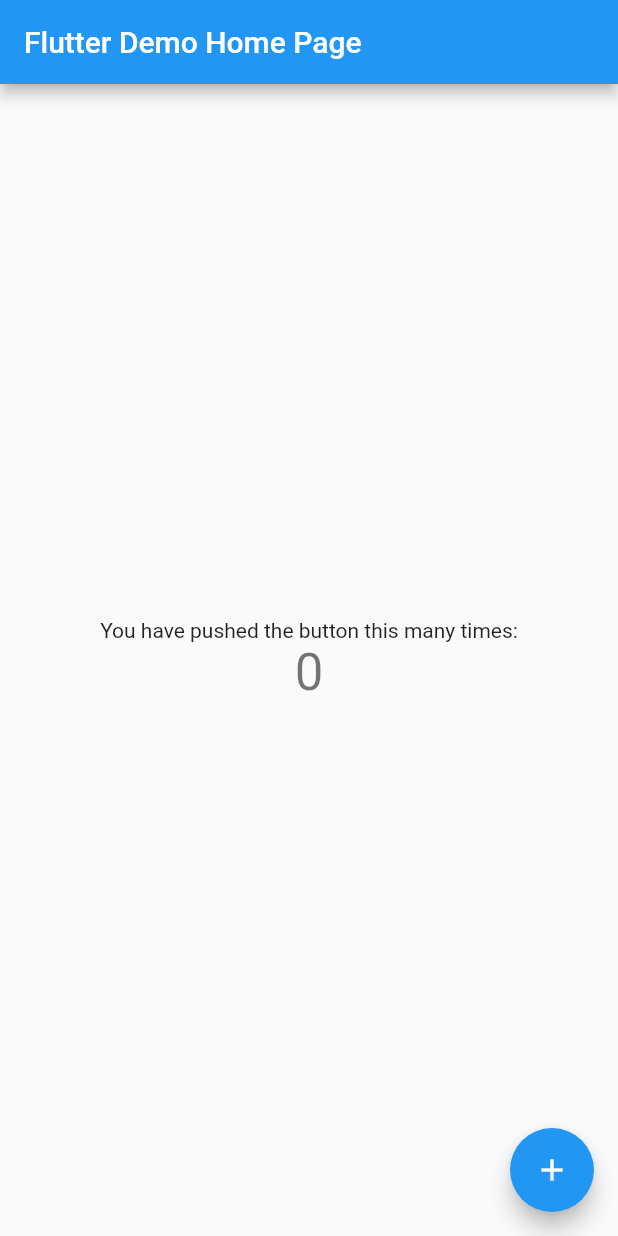
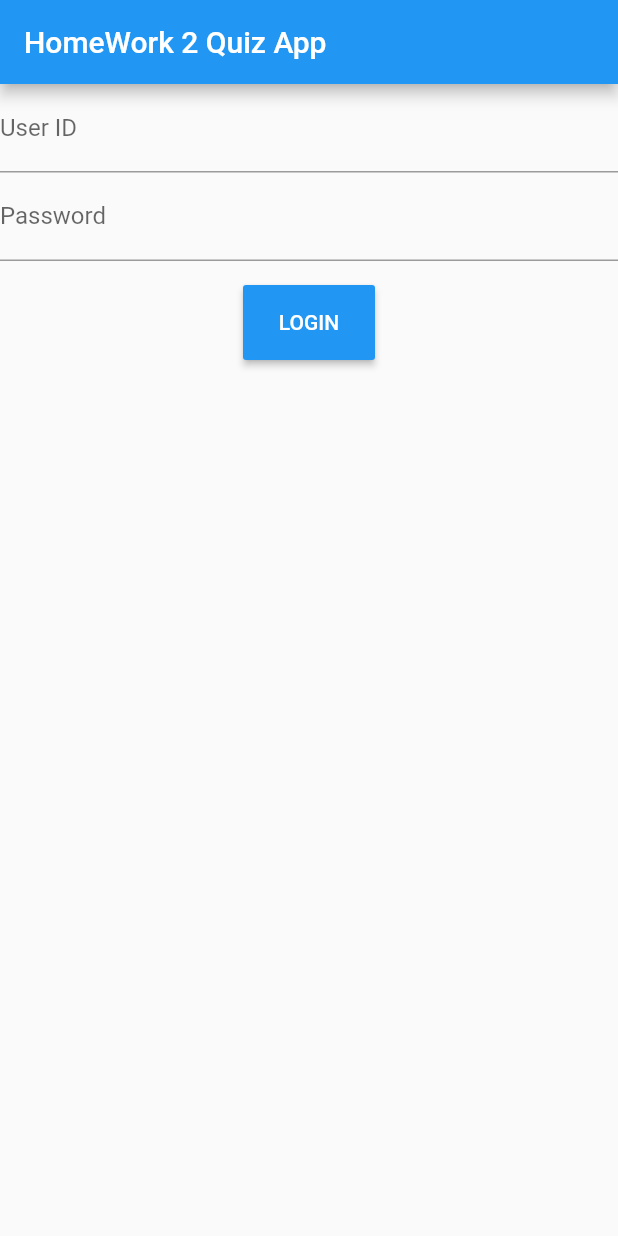
Before and after one commit to enevarez1/flutter_quiz, a Flutter app: the screen it shows after launch, on a phone screen of 412 x 824 dp. Run offline on Flutter 3.47's test engine with Material 2 defaults, Android fonts, the phone set to English and light mode, and no system bars.

Commit message:
User Login UI

```diff
--- a/lib/main.dart
+++ b/lib/main.dart
@@ -1,111 +1,106 @@
 import 'package:flutter/material.dart';
+import 'dart:convert';
 
 void main() => runApp(MyApp());
 
 class MyApp extends StatelessWidget {
-  // This widget is the root of your application.
   @override
   Widget build(BuildContext context) {
+    final appTitle = 'HomeWork 2 Quiz App';
+
     return MaterialApp(
-      title: 'Flutter Demo',
-      theme: ThemeData(
-        // This is the theme of your application.
-        //
-        // Try running your application with "flutter run". You'll see the
-        // application has a blue toolbar. Then, without quitting the app, try
-        // changing the primarySwatch below to Colors.green and then invoke
-        // "hot reload" (press "r" in the console where you ran "flutter run",
-        // or simply save your changes to "hot reload" in a Flutter IDE).
-        // Notice that the counter didn't reset back to zero; the application
-        // is not restarted.
-        primarySwatch: Colors.blue,
+      title: appTitle,
+      home: Scaffold(
+        appBar: AppBar(
+          title: Text(appTitle),
+        ),
+        body: MyHomePage(),
       ),
-      home: MyHomePage(title: 'Flutter Demo Home Page'),
     );
   }
 }
 
+// Create a Form widget.
 class MyHomePage extends StatefulWidget {
-  MyHomePage({Key key, this.title}) : super(key: key);
-
-  // This widget is the home page of your application. It is stateful, meaning
-  // that it has a State object (defined below) that contains fields that affect
-  // how it looks.
-
-  // This class is the configuration for the state. It holds the values (in this
-  // case the title) provided by the parent (in this case the App widget) and
-  // used by the build method of the State. Fields in a Widget subclass are
-  // always marked "final".
-
-  final String title;
-
   @override
-  _MyHomePageState createState() => _MyHomePageState();
+  MyHomePageState createState() {
+    return MyHomePageState();
+  }
 }
 
-class _MyHomePageState extends State<MyHomePage> {
-  int _counter = 0;
-
-  void _incrementCounter() {
-    setState(() {
-      // This call to setState tells the Flutter framework that something has
-      // changed in this State, which causes it to rerun the build method below
-      // so that the display can reflect the updated values. If we changed
-      // _counter without calling setState(), then the build method would not be
-      // called again, and so nothing would appear to happen.
-      _counter++;
-    });
-  }
+// Create a corresponding State class.
+// This class holds data related to the form.
+class MyHomePageState extends State<MyHomePage> {
+  // Create a global key that uniquely identifies the Form widget
+  // and allows validation of the form.
+  //
+  // Note: This is a GlobalKey<FormState>,
+  // not a GlobalKey<MyHomePageState>.
+  final _formKey = GlobalKey<FormState>();
+  final _userController = TextEditingController();
+  final _passController = TextEditingController();
 
   @override
   Widget build(BuildContext context) {
-    // This method is rerun every time setState is called, for instance as done
-    // by the _incrementCounter method above.
-    //
-    // The Flutter framework has been optimized to make rerunning build methods
-    // fast, so that you can just rebuild anything that needs updating rather
-    // than having to individually change instances of widgets.
-    return Scaffold(
-      appBar: AppBar(
-        // Here we take the value from the MyHomePage object that was created by
-        // the App.build method, and use it to set our appbar title.
-        title: Text(widget.title),
+    // Build a Form widget using the _formKey created above.
+    return Form(
+      key: _formKey,
+      child: Column(
+        crossAxisAlignment: CrossAxisAlignment.center,
+        children: <Widget>[
+          TextFormField(
+            controller: _userController,
+            decoration: const InputDecoration(
+              hintText: 'Your Student ID Number',
+              labelText: 'User ID'
+            ),
+            validator: (value) {
+              if (value.isEmpty) {
+                return 'Please enter some text';
+              }
+              return null;
+            },
+          ),
+          TextFormField(
+            controller: _passController,
+            obscureText: true,
+            decoration: const InputDecoration(
+              labelText: 'Password',
+            ),
+            validator: (value) {
+              if (value.isEmpty) {
+                return 'Please enter some text';
+              }
+              return null;
+            },
+          ),
+          Padding(
+            padding: const EdgeInsets.symmetric(vertical: 16.0),
+            child: MaterialButton(
+              onPressed: () async {
+                      var user = new User(_userController.text, _passController.text);
+                      var isGood =
+                          await testGoodUser.getGrade(user.name, user.password);
+                      isGood = json.decode(isGood);
+                      if (isGood['response']) {
+                        Navigator.push(
+                            context,
+                            MaterialPageRoute(
+                                builder: (context) => HomePage(
+                                      user: user,
+                                    )));
+                      } else {
+                        showAlertDialog(context, isGood['reason']);
+                      }
+                    },
+                    textColor: Colors.white,
+                    color: Colors.blue,
+                    height: 50,
+                    child: Text("LOGIN"),
+            ),
+          ),
+        ],
       ),
-      body: Center(
-        // Center is a layout widget. It takes a single child and positions it
-        // in the middle of the parent.
-        child: Column(
-          // Column is also a layout widget. It takes a list of children and
-          // arranges them vertically. By default, it sizes itself to fit its
-          // children horizontally, and tries to be as tall as its parent.
-          //
-          // Invoke "debug painting" (press "p" in the console, choose the
-          // "Toggle Debug Paint" action from the Flutter Inspector in Android
-          // Studio, or the "Toggle Debug Paint" command in Visual Studio Code)
-          // to see the wireframe for each widget.
-          //
-          // Column has various properties to control how it sizes itself and
-          // how it positions its children. Here we use mainAxisAlignment to
-          // center the children vertically; the main axis here is the vertical
-          // axis because Columns are vertical (the cross axis would be
-          // horizontal).
-          mainAxisAlignment: MainAxisAlignment.center,
-          children: <Widget>[
-            Text(
-              'You have pushed the button this many times:',
-            ),
-            Text(
-              '$_counter',
-              style: Theme.of(context).textTheme.display1,
-            ),
-          ],
-        ),
-      ),
-      floatingActionButton: FloatingActionButton(
-        onPressed: _incrementCounter,
-        tooltip: 'Increment',
-        child: Icon(Icons.add),
-      ), // This trailing comma makes auto-formatting nicer for build methods.
     );
   }
 }
--- /dev/null
+++ b/lib/user.dart
@@ -0,0 +1,10 @@
+class User {
+  String userName;
+  String passWord;
+
+  User(String userName, String passWord)
+  {
+    this.userName = userName;
+    this.passWord = passWord;
+  }
+}
```
Also changed, not shown: lib/quiz.dart (added).
